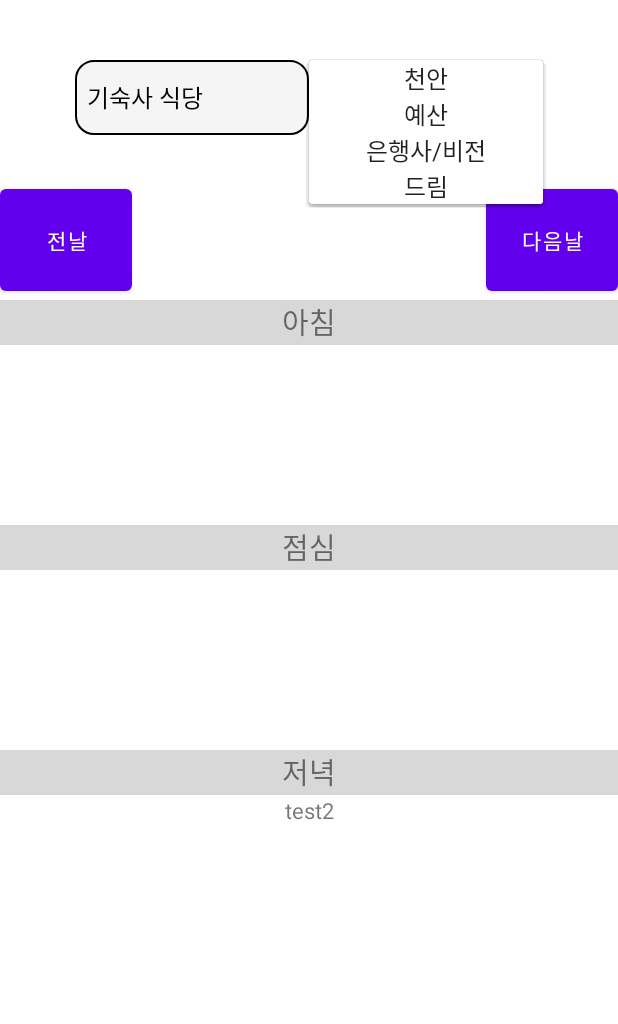
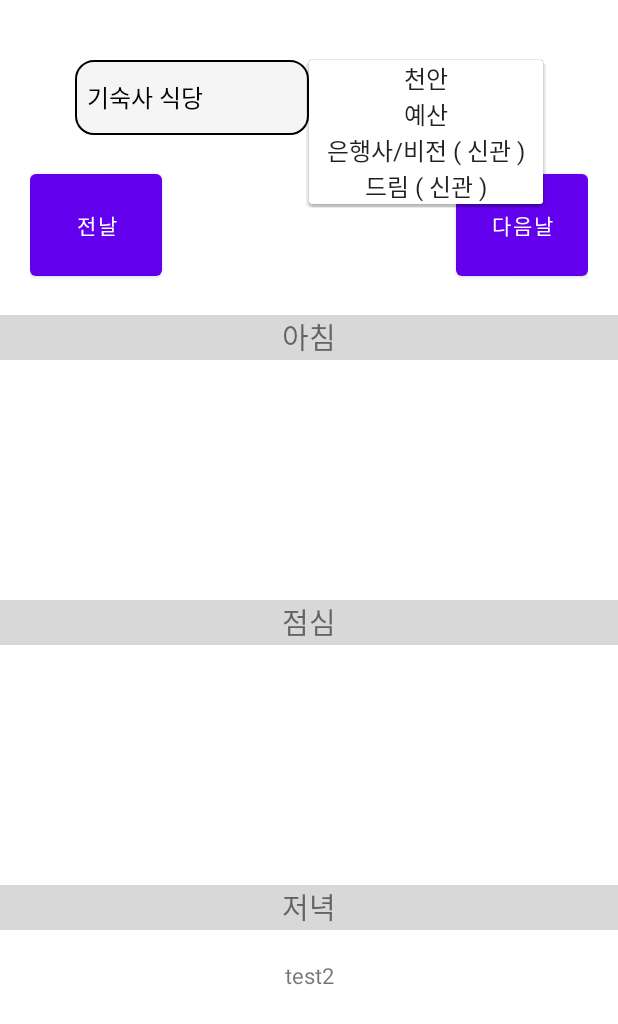
Before and after one commit to whdms2008/todays_meal, an Android app: the screen it shows after launch (MainActivity), after a tap on "천안", on a phone screen of 412 x 824 dp. Shown: the top 1024 px of the screen. Run offline under Robolectric (Android 15) with nearby library versions, the light colour scheme and no system bars.

Commit message:
type이랑 캠퍼스 선택 반전된거 수정 메뉴 textview에 마진 조금씩 주고 버튼쪽 Linear Layout에도 margin 좀 줬음

```diff
--- a/app/src/main/java/com/example/term_project/MainActivity.java
+++ b/app/src/main/java/com/example/term_project/MainActivity.java
@@ -28,14 +28,27 @@ import java.util.Objects;
 public class MainActivity extends AppCompatActivity {
     int nums;
     TextView dayView;
-    String[] food_type = {"기숙사","학생식당"};
+    String[] food_type = {"기숙사 식당","학생식당","직원식당"};
+    String[] campus_name = {"천안", "예산", "은행사/비전 (신관)", "드림 (신관)"};
+    // 특이사항 : 예산은 기숙사 식당이 없고 학생식당, 직원식당만 있음.
+
     String[] campus = {
-            "https://dormi.kongju.ac.kr/HOME/sub.php?code=041303",
-            "https://dormi.kongju.ac.kr/HOME/sub.php?code=041304",
-            "https://dormi.kongju.ac.kr/HOME/sub.php?code=041301",
-            "https://dormi.kongju.ac.kr/HOME/sub.php?code=041302"};
-    // 천안, 예산, 은행사/비전, 드림
-    String[] campus_name = {"천안", "예산", "은행사/비전", "드림"};
+            "https://dormi.kongju.ac.kr/HOME/sub.php?code=041303", // 천안
+            "https://dormi.kongju.ac.kr/HOME/sub.php?code=041304", // 예산
+            "https://dormi.kongju.ac.kr/HOME/sub.php?code=041301", // 은행사/비전 ( 신관 )
+            "https://dormi.kongju.ac.kr/HOME/sub.php?code=041302"}; // 드림 ( 신관 )
+
+    String[] school_cafeteria = {
+            "https://www.kongju.ac.kr/kongju/13157/subview.do", // 천안
+            "https://www.kongju.ac.kr/kongju/13159/subview.do", // 예산
+            "https://www.kongju.ac.kr/kongju/13155/subview.do"  // 신관
+    };
+    String[] staff_cafeteria = {
+            "https://www.kongju.ac.kr/kongju/13158/subview.do", // 천안
+            "https://www.kongju.ac.kr/kongju/13160/subview.do", // 예산
+            "https://www.kongju.ac.kr/kongju/13156/subview.do"  // 신관
+    };
+
     final Bundle bundle = new Bundle();
     ArrayAdapter<CharSequence> campus_adapter = null;
     ArrayAdapter<CharSequence> type_adapter = null;
@@ -67,7 +80,7 @@ public class MainActivity extends AppCompatActivity {
         type_adapter.setDropDownViewResource(android.R.layout.simple_spinner_item);
         spinner2.setAdapter(type_adapter);
 
-        spinner2.setOnItemSelectedListener(new AdapterView.OnItemSelectedListener() {
+        spinner.setOnItemSelectedListener(new AdapterView.OnItemSelectedListener() {
             // 선택되면
             @Override
             public void onItemSelected(AdapterView<?> parent, View view, int position, long id) {
--- a/app/src/main/res/drawable/border.xml
+++ b/app/src/main/res/drawable/border.xml
@@ -5,7 +5,7 @@
     <!-- #f5f5f5" 색으로 채움 -->
     <solid
         android:color="#f5f5f5"/>
-
+    <textView></textView>
     <corners
         android:bottomLeftRadius="12dp"
         android:bottomRightRadius="12dp"
--- a/app/src/main/res/layout/activity_main2.xml
+++ b/app/src/main/res/layout/activity_main2.xml
@@ -46,7 +46,7 @@
     <LinearLayout
         android:layout_width="match_parent"
         android:layout_height="wrap_content"
-        android:layout_marginTop="30dp"
+        android:layout_margin="20dp"
         android:orientation="horizontal">
 
         <Button
@@ -62,7 +62,7 @@
             android:layout_height="50dp"
             android:layout_weight="1"
             android:autoSizeMaxTextSize="50dp"
-            android:autoSizeMinTextSize="10dp"
+            android:autoSizeMinTextSize="20dp"
             android:autoSizeTextType="uniform"
             android:gravity="center"
             android:textAlignment="center" />
@@ -91,6 +91,7 @@
         <TextView
             android:id="@+id/breakfast"
             android:layout_width="0dp"
+            android:layout_margin="20dp"
             android:layout_height="120dp"
             android:autoSizeMaxTextSize="15sp"
             android:autoSizeMinTextSize="10sp"
@@ -110,6 +111,7 @@
         <TextView
             android:id="@+id/lunch"
             android:layout_width="match_parent"
+            android:layout_margin="20dp"
             android:layout_height="120dp"
             android:autoSizeMaxTextSize="15sp"
             android:autoSizeMinTextSize="10sp"
@@ -130,6 +132,7 @@
             android:id="@+id/dinner"
             android:layout_width="match_parent"
             android:layout_height="120dp"
+            android:layout_margin="20dp"
             android:autoSizeMaxTextSize="15sp"
             android:autoSizeMinTextSize="10sp"
             android:autoSizeTextType="uniform"
--- a/app/src/main/res/values/array.xml
+++ b/app/src/main/res/values/array.xml
@@ -3,13 +3,14 @@
     <string-array name="campus">
         <item>천안</item>
         <item>예산</item>
-        <item>은행사/비전</item>
-        <item>드림</item>
+        <item>은행사/비전 ( 신관 )</item>
+        <item>드림 ( 신관 )</item>
     </string-array>
 
 
     <string-array name="type">
         <item>기숙사 식당</item>
-        <item>학생식당</item>
+        <item>학생 식당</item>
+        <item>직원 식당</item>
     </string-array>
 </resources>
```
